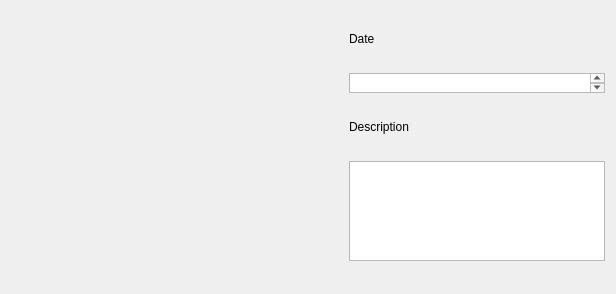
This is forms/radiographwidget.ui in DINOZYAVIER/hospital-manager as Qt 5 draws it before an edit. The edited form follows.
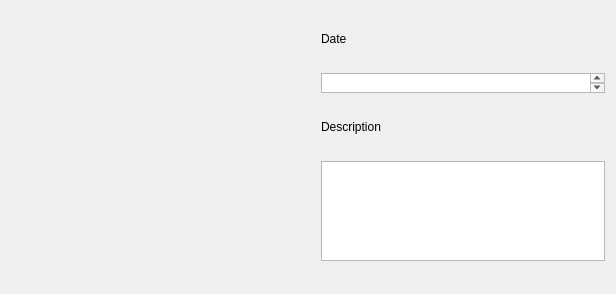
This is the edited form.

What changed in the file:
```diff
--- a/forms/radiographwidget.ui
+++ b/forms/radiographwidget.ui
@@ -13,7 +13,7 @@
   <property name="windowTitle">
    <string>Form</string>
   </property>
-  <layout class="QHBoxLayout" name="horizontalLayout" stretch="1,0">
+  <layout class="QHBoxLayout" name="horizontalLayout" stretch="0,0">
    <item>
     <widget class="QLabel" name="imageLabel">
      <property name="sizePolicy">
@@ -22,6 +22,18 @@
        <verstretch>0</verstretch>
       </sizepolicy>
      </property>
+     <property name="minimumSize">
+      <size>
+       <width>304</width>
+       <height>270</height>
+      </size>
+     </property>
+     <property name="maximumSize">
+      <size>
+       <width>304</width>
+       <height>270</height>
+      </size>
+     </property>
      <property name="text">
       <string/>
      </property>
```
